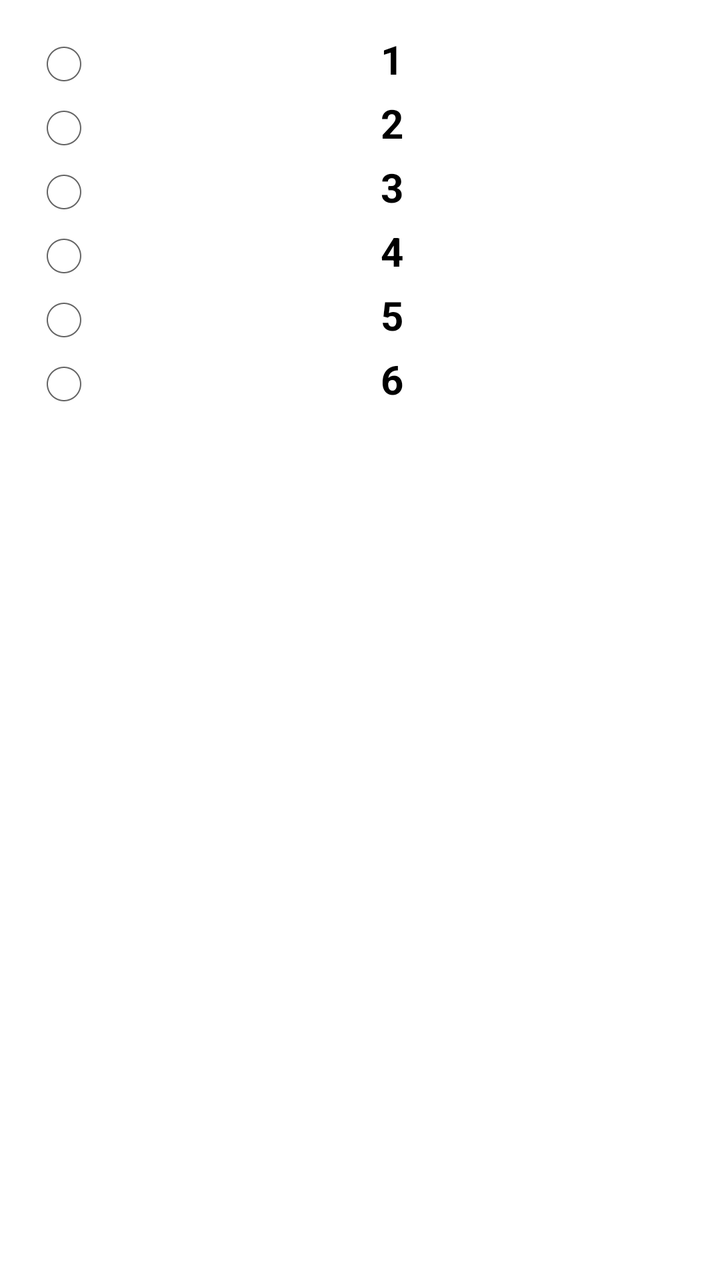
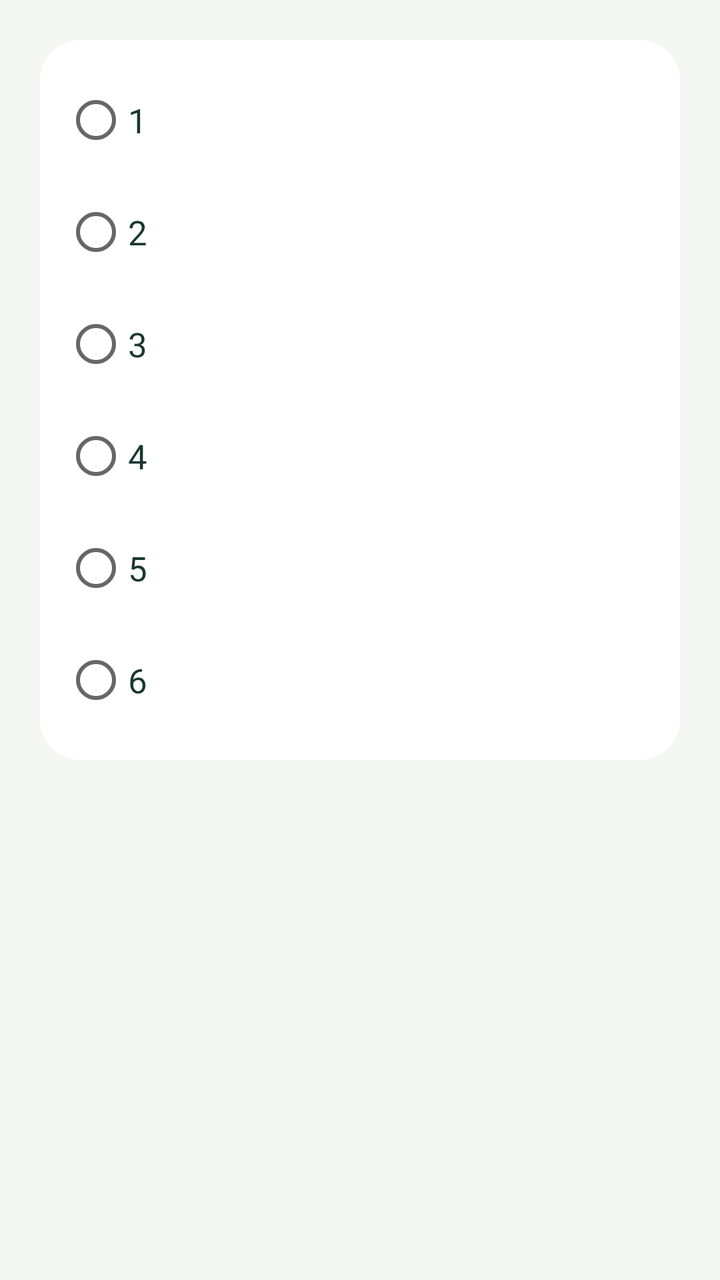

The first picture is an Android layout as it rendered before a commit; the second is the same layout after the commit. The layout source and the unified diff follow.
<!-- AndroidManifest.xml: application theme AppTheme -->
<!-- res/layout/activity_number_of_dice.xml -->
<?xml version="1.0" encoding="utf-8"?>
<RadioGroup xmlns:android="http://schemas.android.com/apk/res/android"
    android:layout_width="match_parent"
    android:layout_height="wrap_content"
    android:fitsSystemWindows="true"
    android:orientation="vertical"
    android:paddingLeft="@dimen/activity_horizontal_margin"
    android:paddingTop="@dimen/activity_vertical_margin"
    android:paddingRight="@dimen/activity_horizontal_margin"
    android:paddingBottom="@dimen/activity_vertical_margin">

    <RadioButton
        android:id="@+id/radio_1"
        android:layout_width="match_parent"
        android:layout_height="wrap_content"
        android:gravity="center_horizontal"
        android:onClick="onRadioButtonClicked"
        android:text="1"
        android:textSize="@dimen/button_size_main"
        android:textStyle="bold" />

    <RadioButton
        android:id="@+id/radio_2"
        android:layout_width="match_parent"
        android:layout_height="wrap_content"
        android:gravity="center_horizontal"
        android:onClick="onRadioButtonClicked"
        android:text="2"
        android:textSize="@dimen/button_size_main"
        android:textStyle="bold" />

    <RadioButton
        android:id="@+id/radio_3"
        android:layout_width="match_parent"
        android:layout_height="wrap_content"
        android:gravity="center_horizontal"
        android:onClick="onRadioButtonClicked"
        android:text="3"
        android:textSize="@dimen/button_size_main"
        android:textStyle="bold" />

    <RadioButton
        android:id="@+id/radio_4"
        android:layout_width="match_parent"
        android:layout_height="wrap_content"
        android:gravity="center_horizontal"
        android:onClick="onRadioButtonClicked"
        android:text="4"
        android:textSize="@dimen/button_size_main"
        android:textStyle="bold" />

    <RadioButton
        android:id="@+id/radio_5"
        android:layout_width="match_parent"
        android:layout_height="wrap_content"
        android:gravity="center_horizontal"
        android:onClick="onRadioButtonClicked"
        android:text="5"
        android:textSize="@dimen/button_size_main"
        android:textStyle="bold" />

    <RadioButton
        android:id="@+id/radio_6"
        android:layout_width="match_parent"
        android:layout_height="wrap_content"
        android:gravity="center_horizontal"
        android:onClick="onRadioButtonClicked"
        android:text="6"
        android:textSize="@dimen/button_size_main"
        android:textStyle="bold" />

</RadioGroup>
<!-- resources referenced by this layout -->
<resources>
  <dimen name="activity_horizontal_margin">16dp</dimen>
  <dimen name="activity_vertical_margin">16dp</dimen>
  <dimen name="button_size_main">20sp</dimen>
  <style name="AppTheme" parent="AppBaseTheme">
          
      </style>
  <style name="AppBaseTheme" parent="android:Theme.Holo.Light.DarkActionBar" />
</resources>

<!-- the commit's change to res/layout/activity_number_of_dice.xml (unified diff, before → after) -->
@@ -1,72 +1,68 @@
 <?xml version="1.0" encoding="utf-8"?>
-<RadioGroup xmlns:android="http://schemas.android.com/apk/res/android"
+<ScrollView xmlns:android="http://schemas.android.com/apk/res/android"
     android:layout_width="match_parent"
-    android:layout_height="wrap_content"
-    android:fitsSystemWindows="true"
-    android:orientation="vertical"
-    android:paddingLeft="@dimen/activity_horizontal_margin"
-    android:paddingTop="@dimen/activity_vertical_margin"
-    android:paddingRight="@dimen/activity_horizontal_margin"
-    android:paddingBottom="@dimen/activity_vertical_margin">
-
-    <RadioButton
-        android:id="@+id/radio_1"
+    android:layout_height="match_parent"
+    android:background="@color/screen_background">
+    <RadioGroup
         android:layout_width="match_parent"
         android:layout_height="wrap_content"
-        android:gravity="center_horizontal"
-        android:onClick="onRadioButtonClicked"
-        android:text="1"
-        android:textSize="@dimen/button_size_main"
-        android:textStyle="bold" />
-
-    <RadioButton
-        android:id="@+id/radio_2"
-        android:layout_width="match_parent"
-        android:layout_height="wrap_content"
-        android:gravity="center_horizontal"
-        android:onClick="onRadioButtonClicked"
-        android:text="2"
-        android:textSize="@dimen/button_size_main"
-        android:textStyle="bold" />
-
-    <RadioButton
-        android:id="@+id/radio_3"
-        android:layout_width="match_parent"
-        android:layout_height="wrap_content"
-        android:gravity="center_horizontal"
-        android:onClick="onRadioButtonClicked"
-        android:text="3"
-        android:textSize="@dimen/button_size_main"
-        android:textStyle="bold" />
-
-    <RadioButton
-        android:id="@+id/radio_4"
-        android:layout_width="match_parent"
-        android:layout_height="wrap_content"
-        android:gravity="center_horizontal"
-        android:onClick="onRadioButtonClicked"
-        android:text="4"
-        android:textSize="@dimen/button_size_main"
-        android:textStyle="bold" />
-
-    <RadioButton
-        android:id="@+id/radio_5"
-        android:layout_width="match_parent"
-        android:layout_height="wrap_content"
-        android:gravity="center_horizontal"
-        android:onClick="onRadioButtonClicked"
-        android:text="5"
-        android:textSize="@dimen/button_size_main"
-        android:textStyle="bold" />
-
-    <RadioButton
-        android:id="@+id/radio_6"
-        android:layout_width="match_parent"
-        android:layout_height="wrap_content"
-        android:gravity="center_horizontal"
-        android:onClick="onRadioButtonClicked"
-        android:text="6"
-        android:textSize="@dimen/button_size_main"
-        android:textStyle="bold" />
-
-</RadioGroup>
+        android:layout_margin="20dp"
+        android:background="@drawable/card_background"
+        android:orientation="vertical"
+        android:padding="12dp">
+        <RadioButton
+            android:id="@+id/radio_1"
+            android:layout_width="match_parent"
+            android:layout_height="wrap_content"
+            android:minHeight="56dp"
+            android:onClick="onRadioButtonClicked"
+            android:text="1"
+            android:textColor="@color/text_primary"
+            android:textSize="17sp" />
+        <RadioButton
+            android:id="@+id/radio_2"
+            android:layout_width="match_parent"
+            android:layout_height="wrap_content"
+            android:minHeight="56dp"
+            android:onClick="onRadioButtonClicked"
+            android:text="2"
+            android:textColor="@color/text_primary"
+            android:textSize="17sp" />
+        <RadioButton
+            android:id="@+id/radio_3"
+            android:layout_width="match_parent"
+            android:layout_height="wrap_content"
+            android:minHeight="56dp"
+            android:onClick="onRadioButtonClicked"
+            android:text="3"
+            android:textColor="@color/text_primary"
+            android:textSize="17sp" />
+        <RadioButton
+            android:id="@+id/radio_4"
+            android:layout_width="match_parent"
+            android:layout_height="wrap_content"
+            android:minHeight="56dp"
+            android:onClick="onRadioButtonClicked"
+            android:text="4"
+            android:textColor="@color/text_primary"
+            android:textSize="17sp" />
+        <RadioButton
+            android:id="@+id/radio_5"
+            android:layout_width="match_parent"
+            android:layout_height="wrap_content"
+            android:minHeight="56dp"
+            android:onClick="onRadioButtonClicked"
+            android:text="5"
+            android:textColor="@color/text_primary"
+            android:textSize="17sp" />
+        <RadioButton
+            android:id="@+id/radio_6"
+            android:layout_width="match_parent"
+            android:layout_height="wrap_content"
+            android:minHeight="56dp"
+            android:onClick="onRadioButtonClicked"
+            android:text="6"
+            android:textColor="@color/text_primary"
+            android:textSize="17sp" />
+    </RadioGroup>
+</ScrollView>
<!-- resource entries referenced after the edit -->
@@ -1,11 +1,22 @@
 <!-- resources referenced by this layout -->
 <resources>
-  <dimen name="activity_horizontal_margin">16dp</dimen>
-  <dimen name="activity_vertical_margin">16dp</dimen>
-  <dimen name="button_size_main">20sp</dimen>
-  <style name="AppTheme" parent="AppBaseTheme">
-          
+  <color name="screen_background">#F3F6F3</color>
+  <color name="text_primary">#19372E</color>
+  <!-- drawable card_background (drawable) -->
+  <?xml version="1.0" encoding="utf-8"?>
+  <shape xmlns:android="http://schemas.android.com/apk/res/android">
+      <solid android:color="@color/surface" />
+      <corners android:radius="20dp" />
+  </shape>
+  <style name="AppTheme" parent="android:style/Theme.Material.Light.DarkActionBar">
+          <item name="android:colorPrimary">@color/forest</item>
+          <item name="android:colorPrimaryDark">@color/forest_dark</item>
+          <item name="android:colorAccent">@color/forest</item>
+          <item name="android:statusBarColor">@color/forest_dark</item>
+          <item name="android:navigationBarColor">@color/forest_dark</item>
       </style>
-  <style name="AppBaseTheme" parent="android:Theme.Holo.Light.DarkActionBar" />
+  <color name="surface">#FFFFFF</color>
+  <color name="forest">#1C624D</color>
+  <color name="forest_dark">#124A39</color>
 </resources>
 
